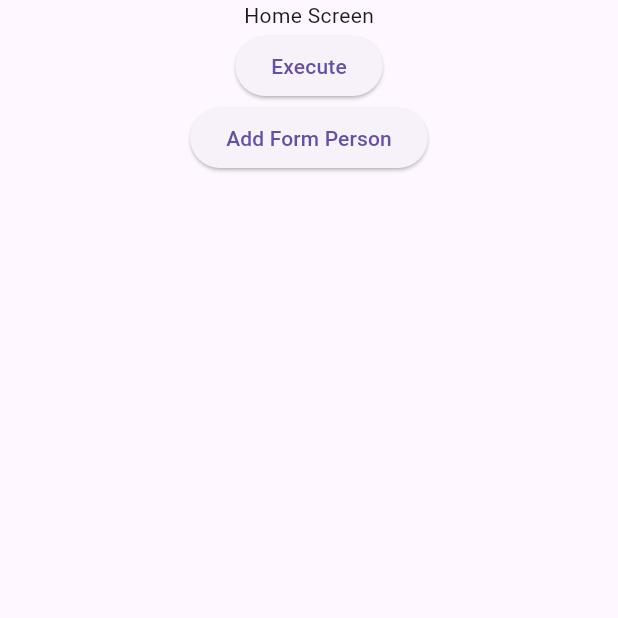
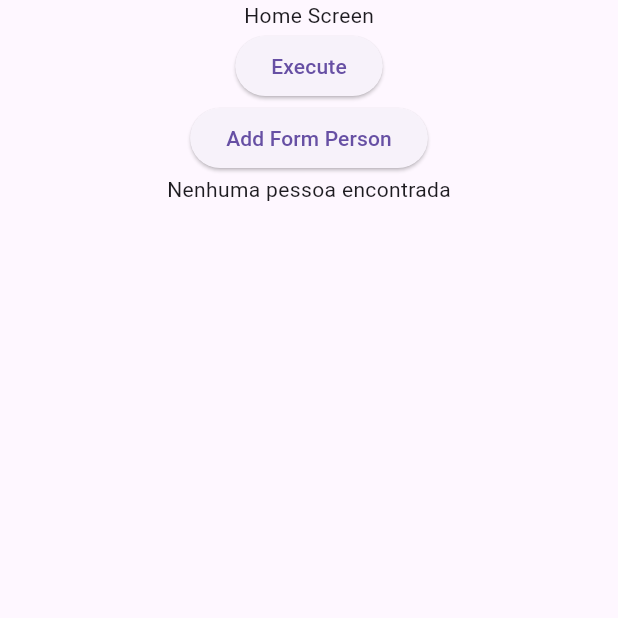
Before and after one commit to luizmagao/sqflite-example, a Flutter app: the screen it shows after launch, on a phone screen of 412 x 824 dp, the top half of it. Run offline on Flutter 3.47's test engine with Material 3 defaults, Android fonts, the phone set to English and light mode, and no system bars; our stand-ins replace sqflite; accounts and stored records are empty.

Commit message:
WP: listando dados na home

```diff
--- a/lib/models/person.dart
+++ b/lib/models/person.dart
@@ -18,4 +18,9 @@ class Person {
     data['age'] = age;
     return data;
   }
+
+  @override
+  String toString() {
+    return 'Person {id: $id, name: $name, age: $age}';
+  }
 }
--- a/lib/screens/home_screen.dart
+++ b/lib/screens/home_screen.dart
@@ -1,6 +1,7 @@
 import 'package:flutter/material.dart';
 import 'package:sqlite/db/sqflite_db.dart';
 import 'package:sqlite/models/person.dart';
+import 'package:sqlite/screens/ui/person_widget.dart';
 
 class HomeScreen extends StatefulWidget {
   const HomeScreen({super.key});
@@ -11,6 +12,11 @@ class HomeScreen extends StatefulWidget {
 
 class _HomeScreenState extends State<HomeScreen> {
   final SqfliteDb _database = SqfliteDb.getInstance();
+  List<Person> peopleList = [];
+
+  Future<List<Person>> _people() async {
+    return await _database.showPeople();
+  }
 
   @override
   Widget build(BuildContext context) {
@@ -33,6 +39,36 @@ class _HomeScreenState extends State<HomeScreen> {
             },
             child: Text('Add Form Person'),
           ),
+          FutureBuilder(
+            future: _people(),
+            builder: (context, snapshot) {
+              switch (snapshot.connectionState) {
+                case ConnectionState.none:
+                  return Center(child: Text('carregando...'));
+                case ConnectionState.waiting:
+                  return Center(child: Text('carregando...'));
+                case ConnectionState.active:
+                  return Center(child: Text('carregando...'));
+                case ConnectionState.done:
+                  if (snapshot.data == null || snapshot.data!.isEmpty) {
+                    return const Center(
+                      child: Text("Nenhuma pessoa encontrada"),
+                    );
+                  }
+
+                  List<Person> listPerson = snapshot.data!;
+
+                  return Expanded(
+                    child: ListView.builder(
+                      itemCount: listPerson.length,
+                      itemBuilder: (context, index) {
+                        return PersonWidget(person: listPerson[index]);
+                      },
+                    ),
+                  );
+              }
+            },
+          ),
         ],
       ),
     );
```
Also changed, not shown: lib/screens/add_screen.dart (+14 -1 lines), lib/screens/ui/person_widget.dart (added, +12 -0 lines).
